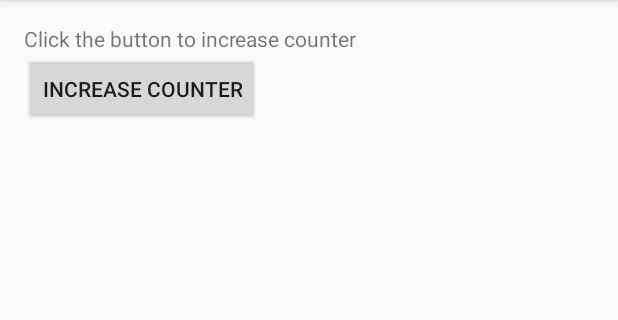
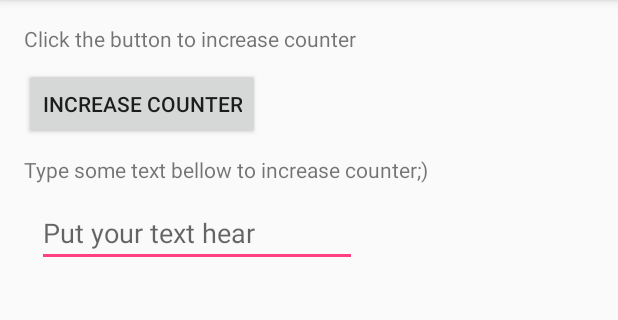
Before and after one commit to zeusapps/GoIT, an Android app: the screen it shows after launch (MainActivity), on a phone screen of 412 x 824 dp, the part 84-404 px from its top. Run offline under Robolectric (Android 15) with nearby library versions, the phone set to English and light mode, and no system bars.

Commit message:
UI updated

```diff
--- a/Android/HomeWork001/app/src/main/res/layout/activity_main.xml
+++ b/Android/HomeWork001/app/src/main/res/layout/activity_main.xml
@@ -18,6 +18,7 @@
 
     <Button
         android:text="Increase counter"
+        android:layout_marginTop="10dp"
         android:layout_width="wrap_content"
         android:layout_height="wrap_content"
         android:layout_below="@+id/counterTextView"
@@ -25,4 +26,26 @@
         android:layout_alignParentStart="true"
         android:id="@+id/counterButton"
         android:onClick="onIncCounterClick" />
+
+    <TextView
+        android:text="Type some text bellow to increase counter;)"
+        android:layout_width="wrap_content"
+        android:layout_height="wrap_content"
+        android:layout_below="@+id/counterButton"
+        android:layout_alignParentLeft="true"
+        android:layout_alignParentStart="true"
+        android:layout_marginTop="10dp"
+        android:id="@+id/textView2" />
+
+    <EditText
+        android:layout_width="wrap_content"
+        android:layout_height="wrap_content"
+        android:inputType="textPersonName"
+        android:hint="Put your text hear"
+        android:ems="10"
+        android:layout_below="@+id/textView2"
+        android:layout_alignRight="@+id/counterTextView"
+        android:layout_alignEnd="@+id/counterTextView"
+        android:layout_marginTop="10dp"
+        android:id="@+id/counterEditText" />
 </RelativeLayout>
```
